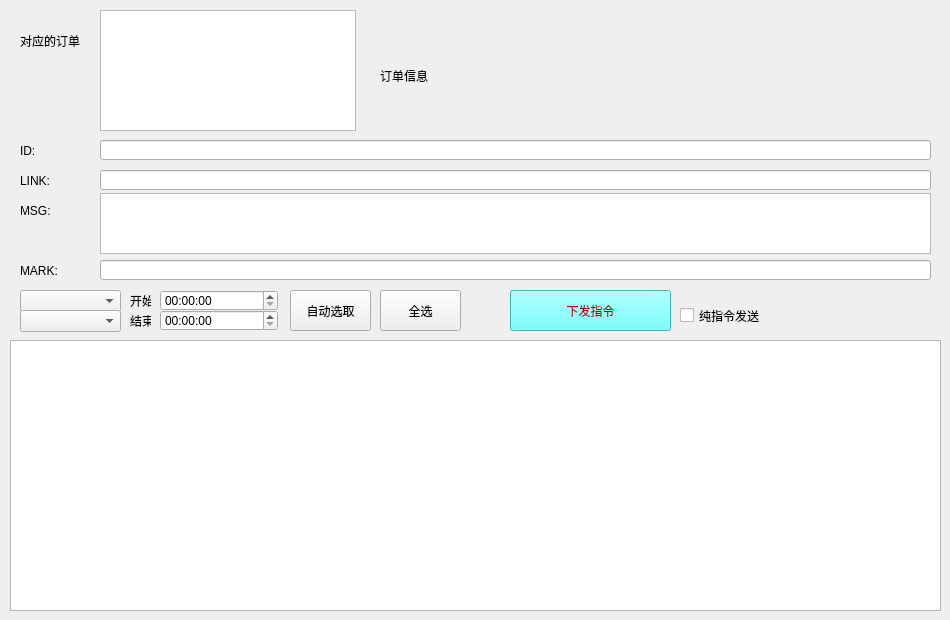
This is UIclass/commanddev.ui in droplazy/Mvision_server as Qt 5 draws it before an edit. The edited form follows.
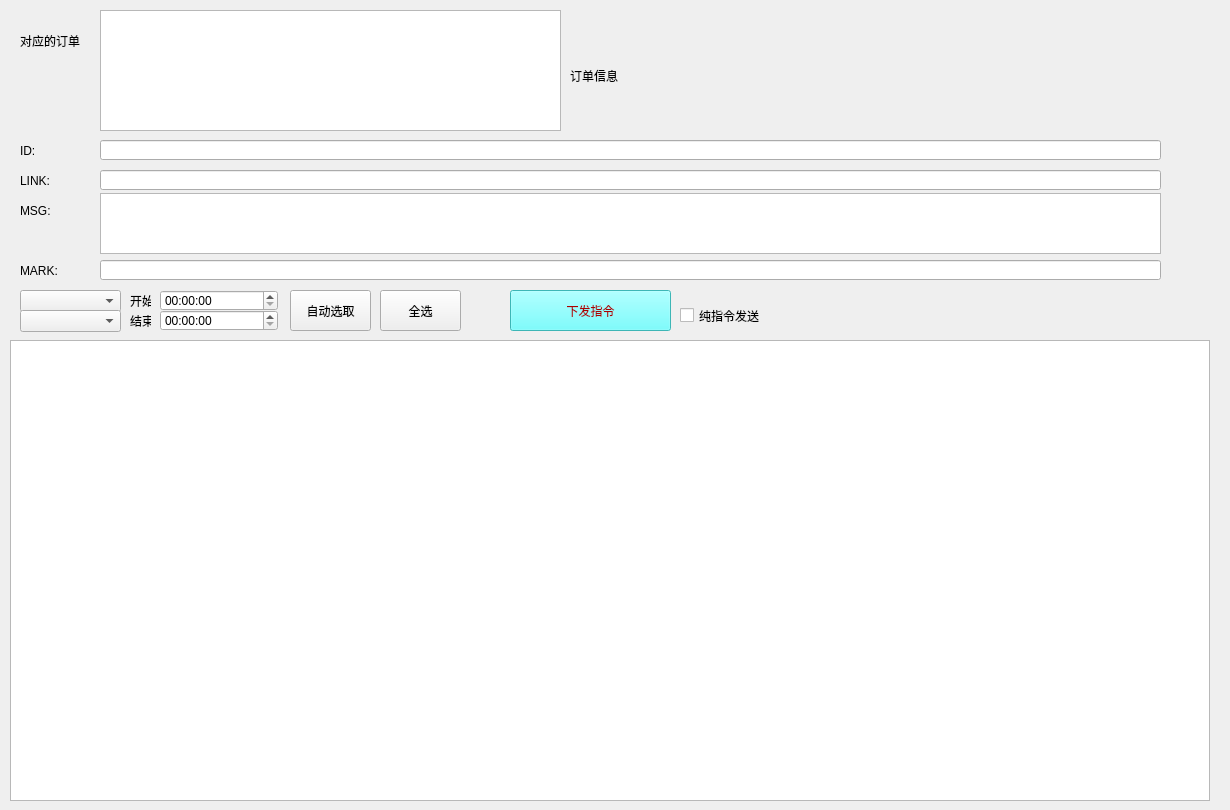
This is the edited form.

```diff
--- a/UIclass/commanddev.ui
+++ b/UIclass/commanddev.ui
@@ -6,8 +6,8 @@
    <rect>
     <x>0</x>
     <y>0</y>
-    <width>950</width>
-    <height>620</height>
+    <width>1230</width>
+    <height>810</height>
    </rect>
   </property>
   <property name="windowTitle">
@@ -31,8 +31,8 @@
     <rect>
      <x>10</x>
      <y>340</y>
-     <width>931</width>
-     <height>271</height>
+     <width>1200</width>
+     <height>461</height>
     </rect>
    </property>
   </widget>
@@ -51,7 +51,7 @@
     <rect>
      <x>100</x>
      <y>140</y>
-     <width>831</width>
+     <width>1061</width>
      <height>20</height>
     </rect>
    </property>
@@ -74,7 +74,7 @@
     <rect>
      <x>100</x>
      <y>170</y>
-     <width>831</width>
+     <width>1061</width>
      <height>20</height>
     </rect>
    </property>
@@ -110,7 +110,7 @@
     <rect>
      <x>100</x>
      <y>260</y>
-     <width>831</width>
+     <width>1061</width>
      <height>20</height>
     </rect>
    </property>
@@ -230,9 +230,9 @@
   <widget class="QLabel" name="order_info">
    <property name="geometry">
     <rect>
-     <x>380</x>
+     <x>570</x>
      <y>20</y>
-     <width>401</width>
+     <width>591</width>
      <height>111</height>
     </rect>
    </property>
@@ -245,7 +245,7 @@
     <rect>
      <x>100</x>
      <y>193</y>
-     <width>831</width>
+     <width>1061</width>
      <height>61</height>
     </rect>
    </property>
@@ -255,7 +255,7 @@
     <rect>
      <x>100</x>
      <y>10</y>
-     <width>256</width>
+     <width>461</width>
      <height>121</height>
     </rect>
    </property>
```
